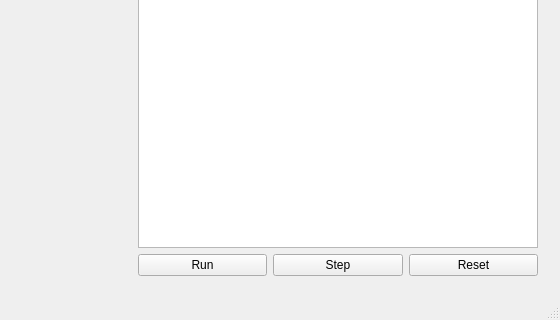
The window that viewer/MainWindow.ui (miguelmartin75/GP-Symbolic-Regression) describes before a commit, drawn with Qt 5; both pictures show x 413 to 973 and y 354 to 674 of the 973 by 674 pixel window.
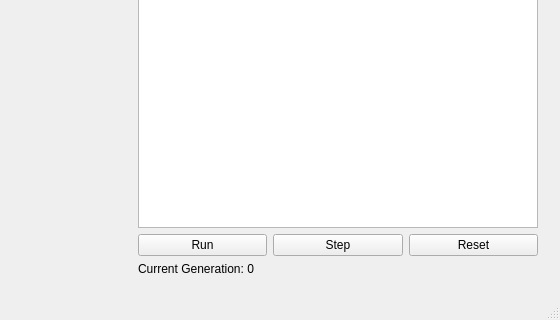
The same window after the commit. Custom widgets are drawn as their Qt base class.

What changed in the file:
```diff
--- a/viewer/MainWindow.ui
+++ b/viewer/MainWindow.ui
@@ -108,6 +108,13 @@
          </item>
         </layout>
        </item>
+       <item>
+        <widget class="QLabel" name="currentGenerationLabel">
+         <property name="text">
+          <string>Current Generation: 0</string>
+         </property>
+        </widget>
+       </item>
       </layout>
      </widget>
     </item>
```
